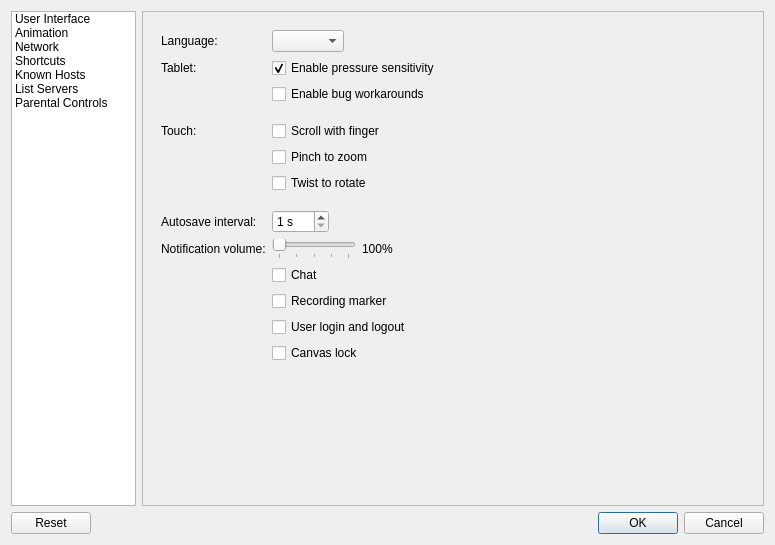
The window that src/desktop/ui/settings.ui (drawpile/Drawpile) describes before a commit, drawn with Qt 5.
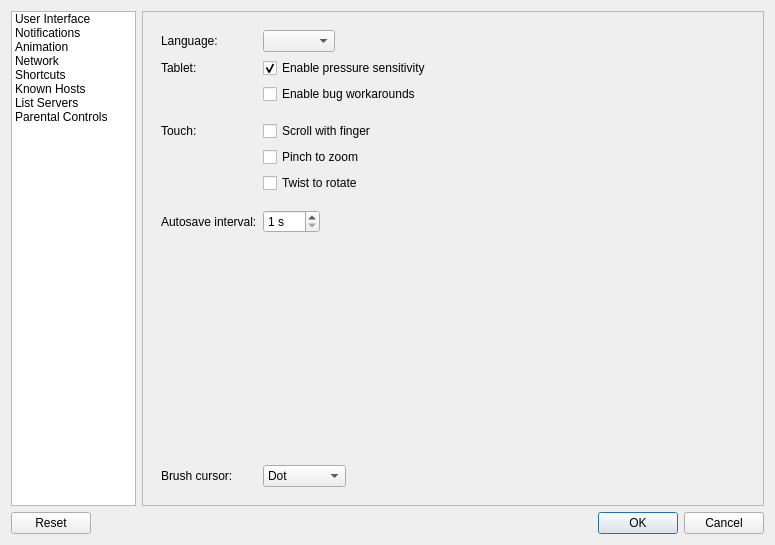
The same window after the commit. Icons and pictures are not drawn.

Commit message: Brush cursor choices

```diff
--- a/src/desktop/ui/settings.ui
+++ b/src/desktop/ui/settings.ui
@@ -23,6 +23,11 @@
          <string>User Interface</string>
         </property>
        </item>
+       <item>
+        <property name="text">
+         <string>Notifications</string>
+        </property>
+       </item>
        <item>
         <property name="text">
          <string>Animation</string>
@@ -191,14 +196,57 @@
               </property>
              </widget>
             </item>
-            <item row="12" column="0">
+            <item row="12" column="1">
+             <spacer name="verticalSpacer_9">
+              <property name="orientation">
+               <enum>Qt::Vertical</enum>
+              </property>
+              <property name="sizeHint" stdset="0">
+               <size>
+                <width>20</width>
+                <height>5</height>
+               </size>
+              </property>
+             </spacer>
+            </item>
+            <item row="13" column="1">
+             <widget class="QComboBox" name="brushCursorBox">
+              <item>
+               <property name="text">
+                <string>Dot</string>
+               </property>
+              </item>
+              <item>
+               <property name="text">
+                <string>Crosshair</string>
+               </property>
+              </item>
+              <item>
+               <property name="text">
+                <string>Arrow</string>
+               </property>
+              </item>
+             </widget>
+            </item>
+            <item row="13" column="0">
+             <widget class="QLabel" name="label_16">
+              <property name="text">
+               <string>Brush cursor:</string>
+              </property>
+             </widget>
+            </item>
+           </layout>
+          </widget>
+          <widget class="QWidget" name="page_2">
+           <layout class="QFormLayout" name="formLayout_6">
+            <item row="0" column="0">
              <widget class="QLabel" name="label_9">
               <property name="text">
                <string>Notification volume:</string>
               </property>
              </widget>
             </item>
-            <item row="12" column="1">
+            <item row="0" column="1">
              <layout class="QHBoxLayout" name="horizontalLayout_4">
               <item>
                <widget class="QSlider" name="notificationVolume">
@@ -231,28 +279,28 @@
               </item>
              </layout>
             </item>
-            <item row="16" column="1">
+            <item row="1" column="1">
              <widget class="QCheckBox" name="notifChat">
               <property name="text">
                <string>Chat</string>
               </property>
              </widget>
             </item>
-            <item row="17" column="1">
+            <item row="2" column="1">
              <widget class="QCheckBox" name="notifMarker">
               <property name="text">
                <string>Recording marker</string>
               </property>
              </widget>
             </item>
-            <item row="18" column="1">
+            <item row="3" column="1">
              <widget class="QCheckBox" name="notifLogin">
               <property name="text">
                <string>User login and logout</string>
               </property>
              </widget>
             </item>
-            <item row="19" column="1">
+            <item row="4" column="1">
              <widget class="QCheckBox" name="notifLock">
               <property name="text">
                <string>Canvas lock</string>
```
Left out of the diff: 7 changed lines with no effect on the pictures. The commit also changes 5 other files.
